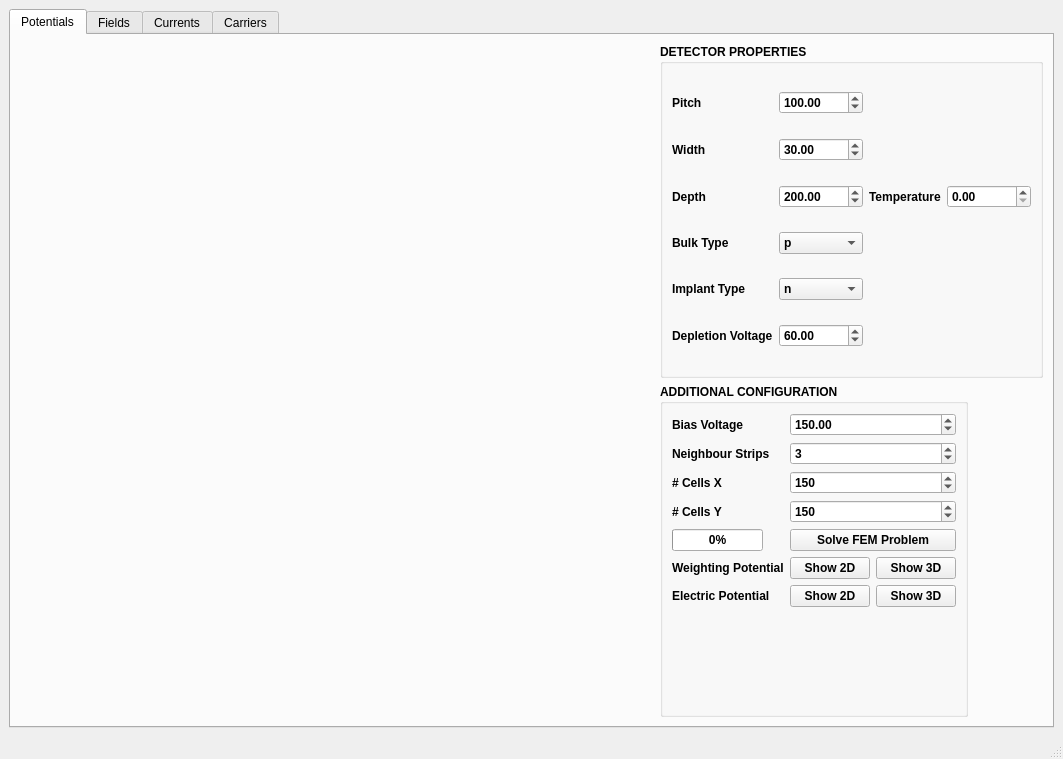
Qt form src/mainWindow.ui (IFCA-HEP/TRACS) before a commit.
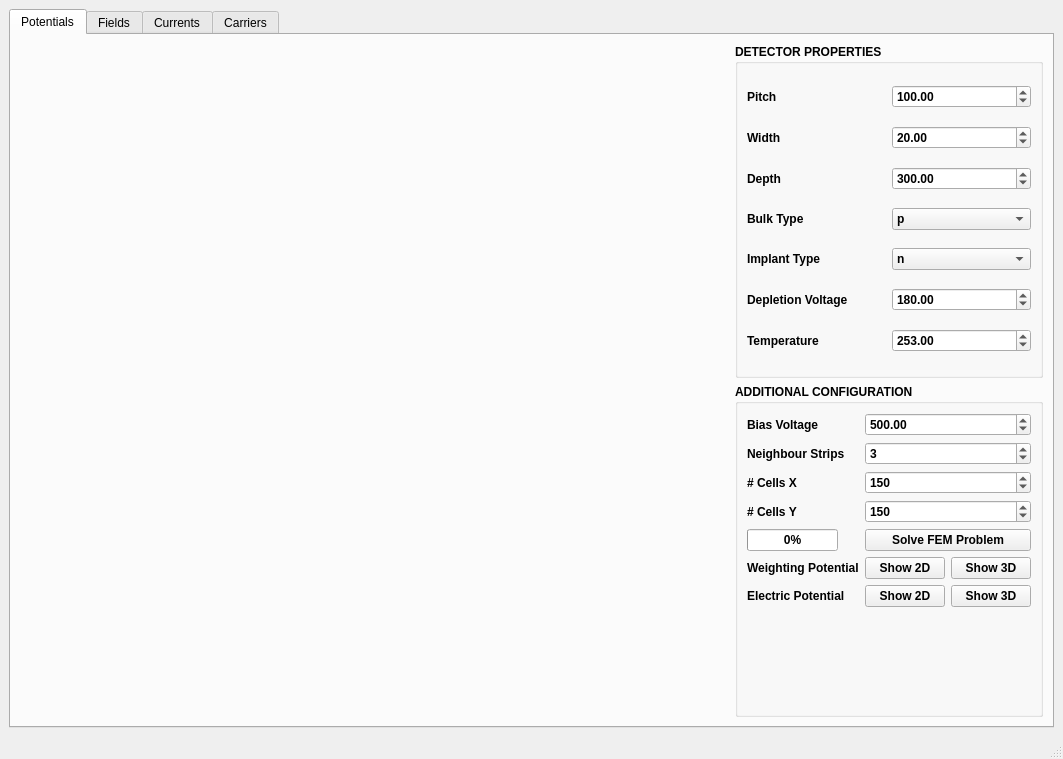
The same form after that commit. Custom widgets are drawn as their Qt base class.

Commit message:
Addition of much needed Temperature control in GUI
Added ability to change the temperature of the detector withing the GUI
Some more comments were adde, though it's still far from being
well-commented
Fixed wrong default temperature values from previous update.

Diff of the .ui file:
```diff
--- a/src/mainWindow.ui
+++ b/src/mainWindow.ui
@@ -57,13 +57,38 @@
            <item row="5" column="1">
             <widget class="QDoubleSpinBox" name="depletion_voltage_double_box">
              <property name="maximum">
-              <double>1000.000000000000000</double>
+              <double>9999.000000000000000</double>
              </property>
              <property name="value">
-              <double>60.000000000000000</double>
+              <double>180.00000000000000</double>
              </property>
             </widget>
            </item>
+
+
+           <item row="6" column="0">
+	    <widget class="QLabel" name="temperature_label">
+             <property name="text">
+              <string>Temperature</string>
+             </property>
+            </widget>
+           </item>
+
+           <item row="6" column="1">
+            <widget class="QDoubleSpinBox" name="Temperature_double_box">
+             <property name="maximum">
+              <double>9999.000000000000000</double>
+             </property>
+             <property name="minimum">
+              <double>0.000000000000000000</double>
+             </property>
+             <property name="value">
+              <double>253.00000000000000</double>
+             </property>
+            </widget>
+           </item>
+
+
            <item row="1" column="0">
             <widget class="QLabel" name="width_label">
              <property name="text">
@@ -77,7 +102,7 @@
               <double>10000.000000000000000</double>
              </property>
              <property name="value">
-              <double>200.000000000000000</double>
+              <double>300.000000000000000</double>
              </property>
             </widget>
            </item>
@@ -94,7 +119,7 @@
               <double>100000.000000000000000</double>
              </property>
              <property name="value">
-              <double>30.000000000000000</double>
+              <double>20.000000000000000</double>
              </property>
             </widget>
            </item>
@@ -128,31 +153,7 @@
               <double>100.00000000000000</double>
              </property>
             </widget>
- 	   </item>
-
-
-
-	   <item row="2" column="5">
-	    <widget class = "QLabel" name="T_label">
-	     <property name = "text">
-	     <string>Temperature</string>
-     	     </property>
-    	    </widget>
-    	   </item>
-
-	   <item row="2" column="6">
-	    <widget class = "QDoubleSpinBox" name="T_double_box">
-	     <property name = "maximum">
-	      <double>9999999.999999999</double>
-     	     </property>
-      	     <property name = "value">
-	      <double>-20.000000000000</double>
- 	     </property>
-    	    </widget>
-    	   </item>
-
-
-
+           </item>
            <item row="3" column="1">
             <widget class="QComboBox" name="bulk_type_combo_box">
              <item>
@@ -232,7 +233,7 @@
               <double>1000.000000000000000</double>
              </property>
              <property name="value">
-              <double>150.000000000000000</double>
+              <double>500.000000000000000</double>
              </property>
             </widget>
            </item>
```
The commit also changes 11 other files.
